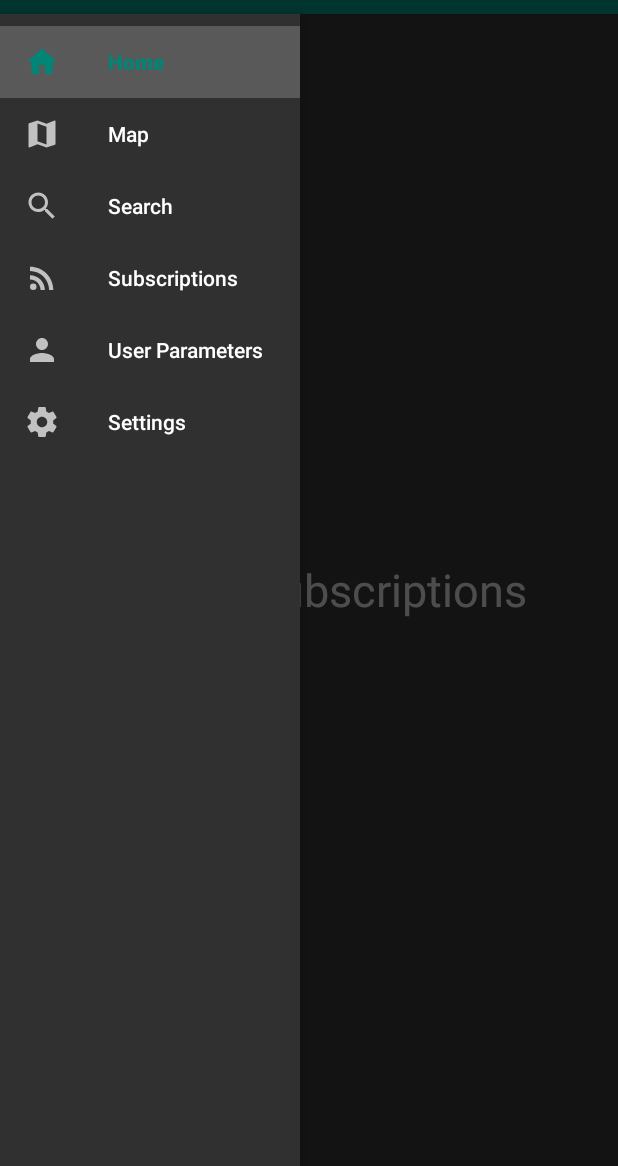
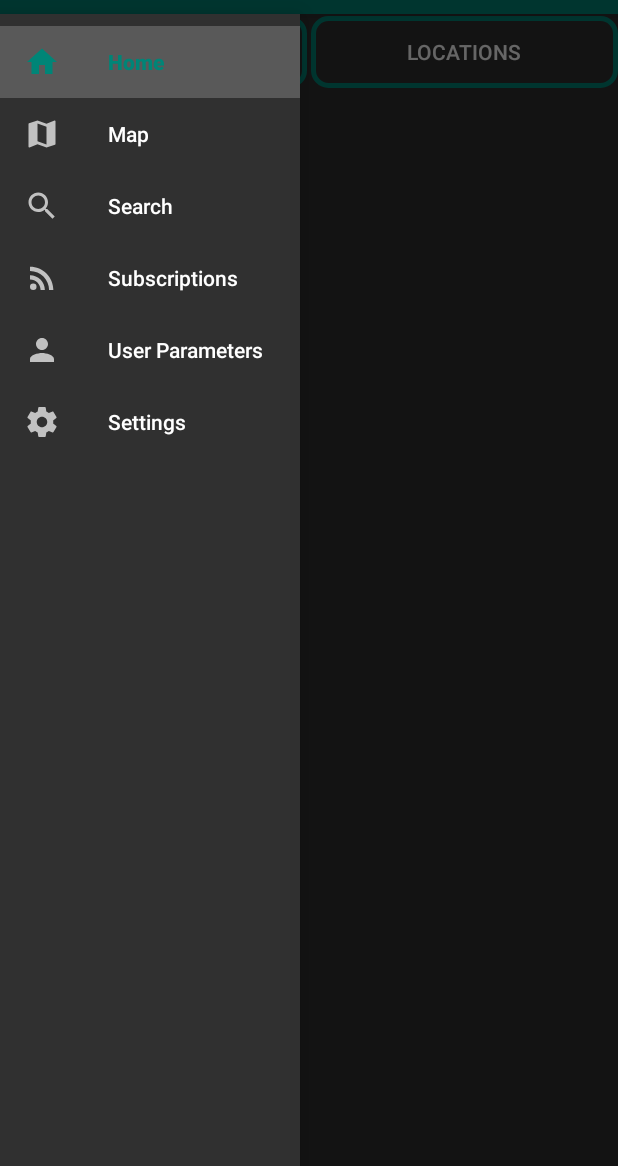
Before and after one commit to xzient/BandU, an Android app: the fragment CurrentSubscriptionsFragment placed in its activity, with the side drawer open, on a phone screen of 412 x 824 dp, the part 70-1236 px from its top. Run offline under Robolectric (Android 15) with nearby library versions, the phone set to English and light mode, and no system bars; our stand-ins replace Firebase (no records; nobody signed in at launch, a user with empty details on screens opened directly).

Commit message:
Add display current genres subscribed to

```diff
--- a/app/src/main/java/cmsc424/cmsc424_pg11/CurrentSubscriptionsFragment.java
+++ b/app/src/main/java/cmsc424/cmsc424_pg11/CurrentSubscriptionsFragment.java
@@ -3,16 +3,43 @@ package cmsc424.cmsc424_pg11;
 import android.os.Bundle;
 import android.support.annotation.Nullable;
 import android.support.v4.app.Fragment;
+import android.support.v7.widget.LinearLayoutManager;
+import android.support.v7.widget.RecyclerView;
 import android.util.Log;
 import android.view.LayoutInflater;
 import android.view.View;
 import android.view.ViewGroup;
 import android.widget.Button;
+import android.widget.Toast;
+
+import com.google.firebase.auth.FirebaseAuth;
+import com.google.firebase.auth.FirebaseUser;
+import com.google.firebase.database.DataSnapshot;
+import com.google.firebase.database.DatabaseError;
+import com.google.firebase.database.DatabaseReference;
+import com.google.firebase.database.FirebaseDatabase;
+import com.google.firebase.database.Query;
+import com.google.firebase.database.ValueEventListener;
+
+import java.util.ArrayList;
+import java.util.HashMap;
+import java.util.Map;
 
 public class CurrentSubscriptionsFragment extends Fragment {
 
     private static final String TAG = "CurrentSubscriptionsFra";
 
+
+    private ArrayList<String> mGenres = new ArrayList<>();
+    private ArrayList<String> mLocations = new ArrayList<>();
+
+    private RecyclerView mRecyclerView;
+    private RecyclerViewAdapterSubscriptions adapter;
+    private DatabaseReference mDataBase;
+    private FirebaseUser mCurrentFirebaseUser;
+    private String mUserId;
+
+    Button buttonGenres, buttonLocations;
     @Nullable
     @Override
     public View onCreateView(LayoutInflater inflater, @Nullable ViewGroup container, @Nullable Bundle savedInstanceState) {
@@ -20,12 +47,108 @@ public class CurrentSubscriptionsFragment extends Fragment {
 
         Log.d(TAG, "onCreateView: View created.");
 
+        mCurrentFirebaseUser = FirebaseAuth.getInstance().getCurrentUser() ;
+        mUserId = mCurrentFirebaseUser.getUid();
+
+        buttonGenres = view.findViewById(R.id.button_current_subscriptions_genres);
+        buttonLocations = view.findViewById(R.id.button_current_subscriptions_locations);
+
+
+
+        mRecyclerView = view.findViewById(R.id.recycler_view_current_genres);
+        mRecyclerView.setHasFixedSize(true);
+
+        adapter = new RecyclerViewAdapterSubscriptions(getContext(), mGenres);
+        mRecyclerView.setAdapter(adapter);
+        mRecyclerView.setLayoutManager(new LinearLayoutManager(getContext()));
 
 
 
 
+
+        mDataBase = FirebaseDatabase.getInstance().getReference("server").child("genres");
+        mDataBase.keepSynced(true);
+
+        //mDataBase.addListenerForSingleValueEvent(valueEventListener);
+
+        buttonLocations.setOnClickListener(onClickListener);
+        buttonGenres.setOnClickListener(onClickListener);
+
+        /*
+        Query currentGenresSubsQuery = FirebaseDatabase.getInstance().getReference("server")
+                .child("genres").orderByChild("subscription").equalTo(mUserId);
+        */
         return view;
     }
+
+
+    /**
+     * Click listener for buttons
+     */
+    private View.OnClickListener onClickListener = new View.OnClickListener() {
+        @Override
+        public void onClick(View view) {
+            switch (view.getId()) {
+                case R.id.button_current_subscriptions_genres:
+                    buttonGenres.setBackground(getResources().getDrawable(R.drawable.rounded_corner_button3));
+                    buttonLocations.setBackground(getResources().getDrawable(R.drawable.rounded_corner_button2));
+
+                    mDataBase.addListenerForSingleValueEvent(valueEventListener);
+                    //Query currentGenresSubsQuery = FirebaseDatabase.getInstance().getReference("server")
+                      //      .child("genres").child("subscribers").orderByChild(mUserId);
+
+                    //currentGenresSubsQuery.addListenerForSingleValueEvent(valueEventListener);
+
+                    break;
+                case R.id.button_current_subscriptions_locations:
+                    Toast.makeText(getContext(), "Not Implemented Yet", Toast.LENGTH_SHORT).show();
+                    buttonLocations.setBackground(getResources().getDrawable(R.drawable.rounded_corner_button3));
+                    buttonGenres.setBackground(getResources().getDrawable(R.drawable.rounded_corner_button2));
+
+                    break;
+            }
+
+
+
+        }
+    };
+
+
+    ValueEventListener valueEventListener = new ValueEventListener() {
+        @Override
+        public void onDataChange(DataSnapshot dataSnapshot) {
+            //duck.clear();
+
+            mGenres.clear();
+            if (dataSnapshot.exists()) {
+                //Toast.makeText(BaseActivityReader.this, "Hello", Toast.LENGTH_SHORT).show();
+
+                for (DataSnapshot snapshot : dataSnapshot.getChildren()) {
+
+                    //Check if it is subscribed (it's in subscribers)
+                    if(snapshot.child("subscribers").hasChild(mUserId)) {
+                        String singleGenre = snapshot.child("name").getValue(String.class);
+                        mGenres.add(singleGenre);
+
+                    }
+
+
+                    //Toast.makeText(getContext(), snapshot.child("subscribers").getKey() , Toast.LENGTH_SHORT).show();
+
+
+                }
+                adapter.notifyDataSetChanged();
+
+            }
+        }
+
+
+
+        @Override
+        public void onCancelled(DatabaseError databaseError) {
+
+        }
+    };
 
 
 
--- /dev/null
+++ b/app/src/main/java/cmsc424/cmsc424_pg11/RecyclerViewAdapterSubscriptions.java
@@ -0,0 +1,90 @@
+package cmsc424.cmsc424_pg11;
+
+
+import android.content.Context;
+import android.os.Bundle;
+import android.support.annotation.NonNull;
+import android.support.v4.app.Fragment;
+import android.support.v7.app.AppCompatActivity;
+import android.support.v7.widget.CardView;
+import android.support.v7.widget.RecyclerView;
+import android.util.Log;
+import android.view.LayoutInflater;
+import android.view.View;
+import android.view.ViewGroup;
+import android.widget.TextView;
+
+import java.util.ArrayList;
+
+public class RecyclerViewAdapterSubscriptions extends RecyclerView.Adapter<RecyclerViewAdapterSubscriptions.ViewHolder>{
+
+    private static final String TAG = "RecyclerViewAdapterSubs";
+
+    private ArrayList<String> mGenres = new ArrayList<>();
+    private Context mContext;
+
+    public RecyclerViewAdapterSubscriptions(Context mContext, ArrayList<String> mGenres) {
+
+
+        this.mGenres = mGenres;
+        this.mContext = mContext;
+    }
+
+    @NonNull
+    @Override
+    public ViewHolder onCreateViewHolder(@NonNull ViewGroup parent, int viewType) {
+        View view =LayoutInflater.from(parent.getContext()).inflate(R.layout.recyclerview_item_subscription, parent, false);
+        ViewHolder holder = new ViewHolder(view);
+        return holder;
+    }
+
+    @Override
+    public void onBindViewHolder(@NonNull ViewHolder holder, final int position) {
+        Log.d(TAG, "onBindViewHolder: called");
+
+        holder.genreAdapter.setText(mGenres.get(position));
+
+        //Listener
+
+        holder.parentCardView.setOnClickListener(new View.OnClickListener() {
+            @Override
+            public void onClick(View view) {
+                Log.d(TAG, "onClick: clicked on:"+ mGenres.get(position));
+
+                /*
+
+                Bundle bundle = new Bundle();
+                //Change fragment
+                AppCompatActivity activity = (AppCompatActivity) view.getContext();
+                Fragment fragment = new EventFragment();
+
+                bundle.putString("Genre", mGenres.get(position));
+
+                fragment.setArguments(bundle);
+                activity.getSupportFragmentManager().beginTransaction().replace(R.id.reader_fragment_container, fragment).addToBackStack(null).commit();
+                */
+            }
+        });
+    }
+
+    @Override
+    public int getItemCount() {
+        return mGenres.size();
+    }
+
+    public class ViewHolder extends RecyclerView.ViewHolder{
+
+
+        TextView genreAdapter;
+        CardView parentCardView;
+
+        public ViewHolder(View itemView) {
+            super(itemView);
+
+
+            genreAdapter = itemView.findViewById(R.id.recycler_view_item_subscription_genre);
+            parentCardView = itemView.findViewById(R.id.parent_card_view_subscription);
+
+        }
+    }
+}
--- /dev/null
+++ b/app/src/main/res/drawable/rounded_corner_button2.xml
@@ -0,0 +1,18 @@
+<?xml version="1.0" encoding="utf-8"?>
+<shape xmlns:android="http://schemas.android.com/apk/res/android" >
+    <stroke
+        android:width="3dp"
+        android:color="@color/colorPrimary"/>
+
+    <solid android:color="@color/colorTransparent" />
+
+    <padding
+        android:left="1dp"
+        android:right="1dp"
+        android:bottom="1dp"
+        android:top="1dp" />
+
+
+
+    <corners android:radius="10dp" />
+</shape>
--- /dev/null
+++ b/app/src/main/res/drawable/rounded_corner_button3.xml
@@ -0,0 +1,18 @@
+<?xml version="1.0" encoding="utf-8"?>
+<shape xmlns:android="http://schemas.android.com/apk/res/android" >
+    <stroke
+        android:width="3dp"
+        android:color="@color/colorPrimary"/>
+
+    <solid android:color="@color/colorPrimary" />
+
+    <padding
+        android:left="1dp"
+        android:right="1dp"
+        android:bottom="1dp"
+        android:top="1dp" />
+
+
+
+    <corners android:radius="10dp" />
+</shape>
--- a/app/src/main/res/layout/fragment_current_subscriptions.xml
+++ b/app/src/main/res/layout/fragment_current_subscriptions.xml
@@ -4,14 +4,44 @@
     android:layout_height="match_parent"
     android:orientation="vertical">
 
+    <LinearLayout
+        android:layout_width="match_parent"
+        android:layout_height="wrap_content"
+        android:orientation="horizontal">
+
+        <Button
+            android:id="@+id/button_current_subscriptions_genres"
+            android:layout_width="0dp"
+            android:layout_weight="1"
+            android:layout_height="match_parent"
+            android:text="genres"
+            android:layout_marginTop="1dp"
+            android:layout_marginRight="1dp"
+            android:background="@drawable/rounded_corner_button2"/>
+
+        <Button
+            android:id="@+id/button_current_subscriptions_locations"
+            android:layout_width="0dp"
+            android:layout_weight="1"
+            android:layout_height="match_parent"
+            android:text="locations"
+            android:layout_marginTop="1dp"
+            android:layout_marginLeft="1dp"
+            android:background="@drawable/rounded_corner_button2"/>
+    </LinearLayout>
+
+    <LinearLayout
+        android:layout_width="match_parent"
+        android:layout_height="match_parent"
+        android:orientation="vertical">
 
 
-    <TextView
-        android:layout_width="match_parent"
-        android:layout_height="match_parent"
-        android:text="Current Subscriptions"
-        android:textSize="30sp"
-        android:gravity="center"/>
+        <android.support.v7.widget.RecyclerView
+            android:layout_width="match_parent"
+            android:layout_height="match_parent"
+            android:id="@+id/recycler_view_current_genres"/>
+
+    </LinearLayout>
 
 
 
```
Also changed, not shown: app/src/main/java/cmsc424/cmsc424_pg11/BaseActivityReader.java (+8 -0 lines), app/src/main/res/layout/recyclerview_item_subscription.xml (added, +33 -0 lines).
